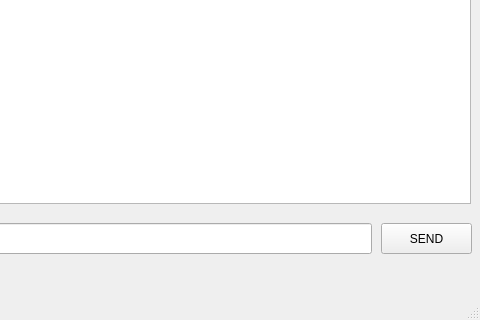
BlackCatDevel0per/URCON, file src/windows/main.ui: the form before one commit; both pictures show x 319 to 799 and y 277 to 597 of the 799 by 597 pixel window.
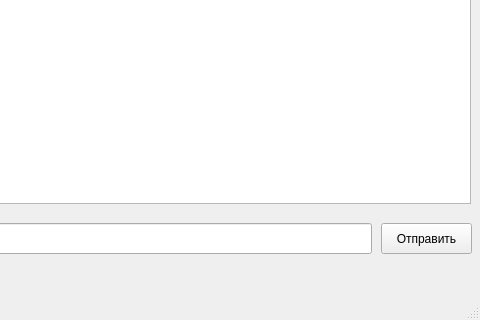
The form after the commit. Icons and pictures are not drawn.

Diff of the .ui file:
```diff
--- a/src/windows/main.ui
+++ b/src/windows/main.ui
@@ -52,8 +52,13 @@
       <height>31</height>
      </rect>
     </property>
+    <property name="font">
+     <font>
+      <pointsize>9</pointsize>
+     </font>
+    </property>
     <property name="text">
-     <string>SEND</string>
+     <string>Отправить</string>
     </property>
    </widget>
    <widget class="QTextBrowser" name="textbrowser">
```
Left out of the diff: 13 changed lines with no effect on the pictures.
